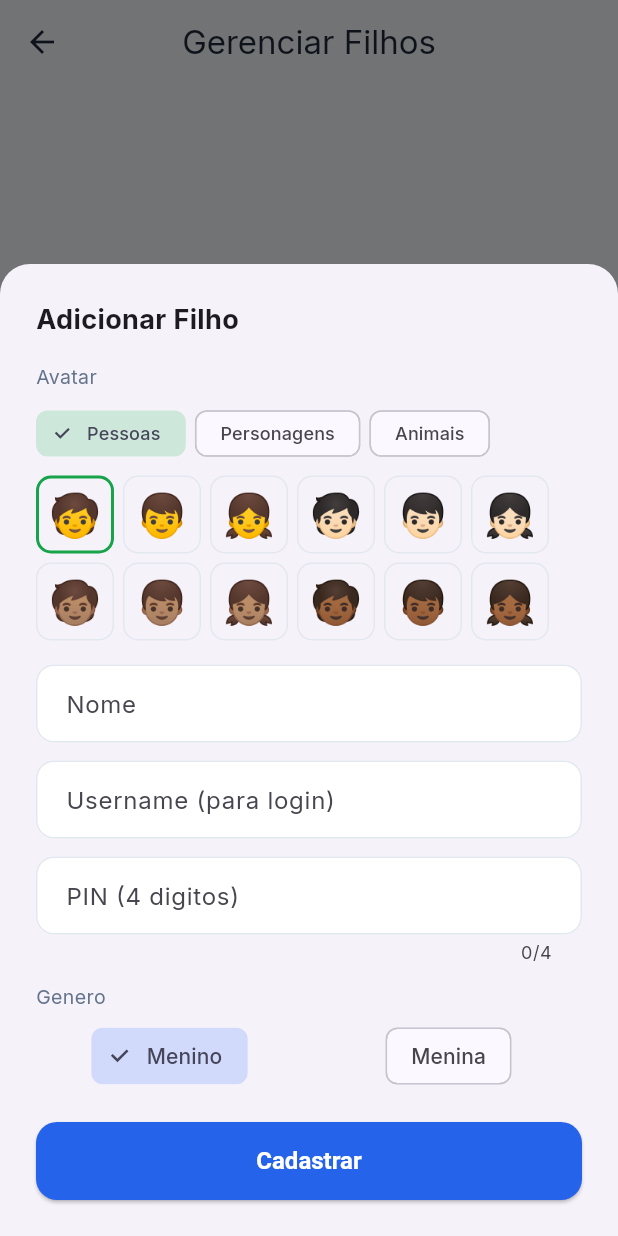
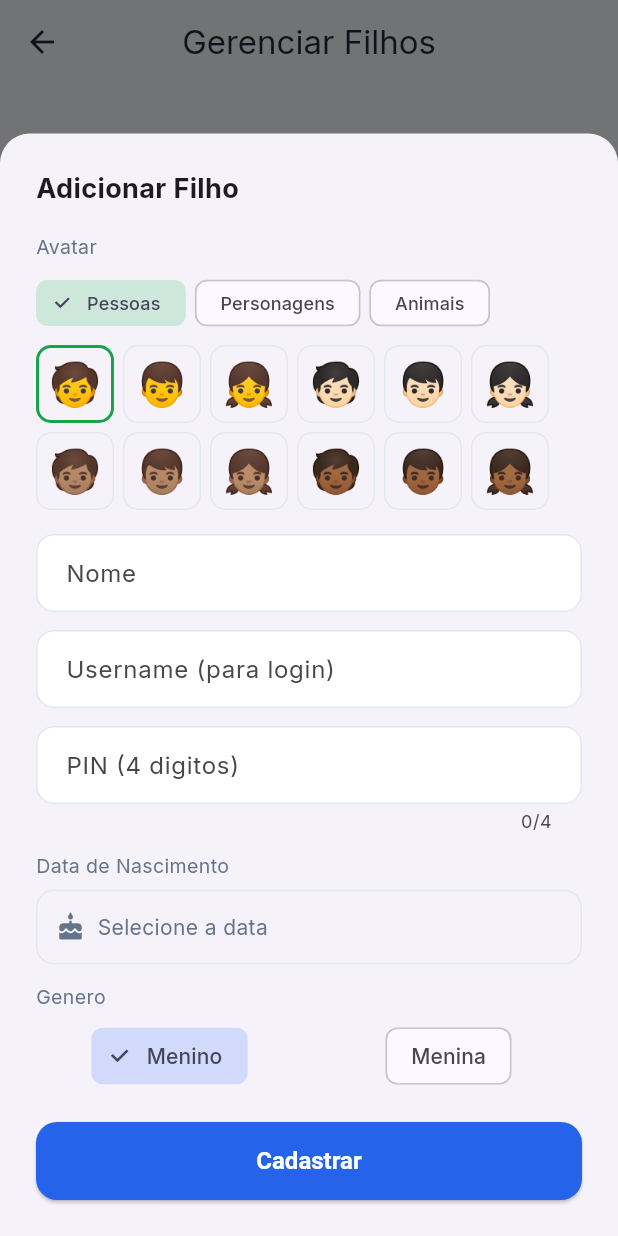
Before and after one commit to viniciusglopes/tarefas-mesada, a Flutter app: the ManageChildrenScreen screen opened directly with empty values, after a tap on "Adicionar Filho", on a phone screen of 412 x 824 dp. Run offline on Flutter 3.47's test engine with Material 3 defaults, Android fonts, the phone set to English and light mode, and no system bars; our stand-ins replace google_fonts, shared_preferences, supabase_flutter; accounts and stored records are empty.

Commit message:
feat: data nascimento, tarefas padrao no cadastro de filho
- Campo data de nascimento no formulario de adicionar filho
- Apos cadastrar, pergunta se quer tarefas padrao do sistema
- 18 tarefas padrao: higiene, organizacao, estudo, responsabilidade, convivencia
- Tarefas incluem: escovar dentes, arrumar cama, dever de casa, ler 15min, etc

Co-Authored-By: Claude Opus 4.6 <noreply@anthropic.com>

```diff
--- a/lib/screens/parent/manage_children_screen.dart
+++ b/lib/screens/parent/manage_children_screen.dart
@@ -2,6 +2,7 @@ import 'package:flutter/material.dart';
 import '../../core/theme.dart';
 import '../../models/child.dart';
 import '../../services/child_service.dart';
+import '../../services/task_service.dart';
 
 class ManageChildrenScreen extends StatefulWidget {
   final String familyId;
@@ -159,6 +160,7 @@ class _ManageChildrenScreenState extends State<ManageChildrenScreen> {
     String gender = 'M';
     String avatar = '🧒';
     String avatarCategory = 'people';
+    DateTime? birthDate;
 
     final avatarCategories = <String, List<String>>{
       'people': ['🧒', '👦', '👧', '🧒🏻', '👦🏻', '👧🏻', '🧒🏽', '👦🏽', '👧🏽', '🧒🏾', '👦🏾', '👧🏾'],
@@ -235,6 +237,39 @@ class _ManageChildrenScreenState extends State<ManageChildrenScreen> {
                   obscureText: true,
                 ),
                 const SizedBox(height: 12),
+                const Text('Data de Nascimento', style: TextStyle(fontSize: 13, color: AppColors.textSecondary)),
+                const SizedBox(height: 6),
+                GestureDetector(
+                  onTap: () async {
+                    final picked = await showDatePicker(
+                      context: ctx,
+                      initialDate: birthDate ?? DateTime(2018, 1, 1),
+                      firstDate: DateTime(2005),
+                      lastDate: DateTime.now(),
+                      locale: const Locale('pt', 'BR'),
+                    );
+                    if (picked != null) setSheetState(() => birthDate = picked);
+                  },
+                  child: Container(
+                    width: double.infinity,
+                    padding: const EdgeInsets.symmetric(horizontal: 12, vertical: 14),
+                    decoration: BoxDecoration(
+                      border: Border.all(color: AppColors.border),
+                      borderRadius: BorderRadius.circular(12),
+                    ),
+                    child: Row(
+                      children: [
+                        const Icon(Icons.cake, size: 20, color: AppColors.textSecondary),
+                        const SizedBox(width: 8),
+                        Text(
+                          birthDate != null ? '${birthDate!.day.toString().padLeft(2, '0')}/${birthDate!.month.toString().padLeft(2, '0')}/${birthDate!.year}' : 'Selecione a data',
+                          style: TextStyle(color: birthDate != null ? AppColors.textPrimary : AppColors.textSecondary),
+                        ),
+                      ],
+                    ),
+                  ),
+                ),
+                const SizedBox(height: 12),
                 const Text('Genero', style: TextStyle(fontSize: 13, color: AppColors.textSecondary)),
                 const SizedBox(height: 6),
                 Row(
@@ -276,9 +311,11 @@ class _ManageChildrenScreenState extends State<ManageChildrenScreen> {
                         username: usernameCtrl.text.trim().toLowerCase(),
                         pin: pinCtrl.text,
                         gender: gender,
+                        birthDate: birthDate,
                         avatarUrl: avatar,
                       );
                       _load();
+                      _showDefaultTasksPrompt();
                     },
                     style: ElevatedButton.styleFrom(
                       backgroundColor: AppColors.parentBlue,
@@ -291,6 +328,48 @@ class _ManageChildrenScreenState extends State<ManageChildrenScreen> {
             ),
           ),
         ),
+      ),
+    );
+  }
+
+  void _showDefaultTasksPrompt() {
+    if (!mounted) return;
+    showDialog(
+      context: context,
+      builder: (ctx) => AlertDialog(
+        shape: RoundedRectangleBorder(borderRadius: BorderRadius.circular(16)),
+        title: const Text('Tarefas Padrao'),
+        content: const Column(
+          mainAxisSize: MainAxisSize.min,
+          children: [
+            Text('📋', style: TextStyle(fontSize: 48)),
+            SizedBox(height: 12),
+            Text(
+              'Deseja cadastrar tarefas padrao do dia a dia?\n\nInclui escovar os dentes, arrumar a cama, fazer o dever de casa e mais.',
+              textAlign: TextAlign.center,
+              style: TextStyle(fontSize: 14),
+            ),
+          ],
+        ),
+        actions: [
+          TextButton(
+            onPressed: () => Navigator.pop(ctx),
+            child: const Text('Nao, obrigado'),
+          ),
+          ElevatedButton(
+            onPressed: () async {
+              Navigator.pop(ctx);
+              await TaskService.createDefaultTasks(familyId: widget.familyId);
+              if (mounted) {
+                ScaffoldMessenger.of(context).showSnackBar(
+                  const SnackBar(content: Text('18 tarefas padrao cadastradas!'), backgroundColor: AppColors.success),
+                );
+              }
+            },
+            style: ElevatedButton.styleFrom(backgroundColor: AppColors.childGreen, foregroundColor: Colors.white),
+            child: const Text('Sim, cadastrar!'),
+          ),
+        ],
       ),
     );
   }
--- a/lib/services/task_service.dart
+++ b/lib/services/task_service.dart
@@ -145,4 +145,42 @@ class TaskService {
       'assigned_to': assignedTo,
     });
   }
+
+  static const _defaultTasks = [
+    {'icon': '🦷', 'title': 'Escovar os dentes apos as refeicoes', 'xp': 10, 'category': 'hygiene'},
+    {'icon': '🛏️', 'title': 'Arrumar a cama', 'xp': 10, 'category': 'organization'},
+    {'icon': '☕', 'title': 'Tomar cafe da manha', 'xp': 5, 'category': 'health'},
+    {'icon': '📚', 'title': 'Fazer o dever de casa', 'xp': 20, 'category': 'study'},
+    {'icon': '🍽️', 'title': 'Almocar', 'xp': 5, 'category': 'health'},
+    {'icon': '🚿', 'title': 'Tomar banho', 'xp': 10, 'category': 'hygiene'},
+    {'icon': '🧸', 'title': 'Arrumar os brinquedos', 'xp': 10, 'category': 'organization'},
+    {'icon': '🧼', 'title': 'Lavar as maos antes de comer', 'xp': 5, 'category': 'hygiene'},
+    {'icon': '💇', 'title': 'Pentear o cabelo', 'xp': 5, 'category': 'hygiene'},
+    {'icon': '👕', 'title': 'Guardar a roupa suja no cesto', 'xp': 5, 'category': 'organization'},
+    {'icon': '🍽️', 'title': 'Colocar o prato na pia apos comer', 'xp': 5, 'category': 'responsibility'},
+    {'icon': '🎒', 'title': 'Guardar o material escolar na mochila', 'xp': 10, 'category': 'organization'},
+    {'icon': '👔', 'title': 'Preparar a roupa do dia seguinte', 'xp': 10, 'category': 'organization'},
+    {'icon': '🐾', 'title': 'Dar comida/agua pro pet', 'xp': 10, 'category': 'responsibility'},
+    {'icon': '📖', 'title': 'Ler por 15 minutos', 'xp': 15, 'category': 'study'},
+    {'icon': '🎹', 'title': 'Praticar instrumento ou atividade extra', 'xp': 15, 'category': 'study'},
+    {'icon': '🍴', 'title': 'Ajudar a por ou tirar a mesa', 'xp': 10, 'category': 'social'},
+    {'icon': '🙏', 'title': 'Dizer obrigado e por favor', 'xp': 5, 'category': 'social'},
+  ];
+
+  static Future<void> createDefaultTasks({required String familyId}) async {
+    final existing = await getTaskTemplates(familyId);
+    if (existing.isNotEmpty) return;
+
+    for (final task in _defaultTasks) {
+      await _client.from('task_templates').insert({
+        'family_id': familyId,
+        'title': task['title'],
+        'icon': task['icon'],
+        'xp_reward': task['xp'],
+        'money_reward': 0,
+        'frequency': 'daily',
+        'category': task['category'],
+      });
+    }
+  }
 }
```
Also changed, not shown: 3 other files.
